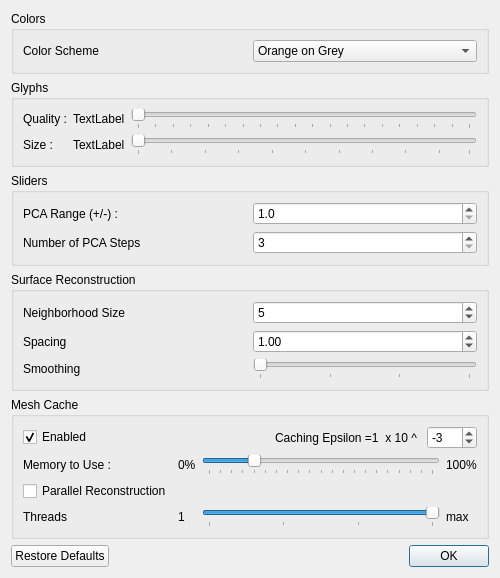
Qt form src/Application/PreferencesWindow.ui (SCIInstitute/ShapeWorks) before a commit.
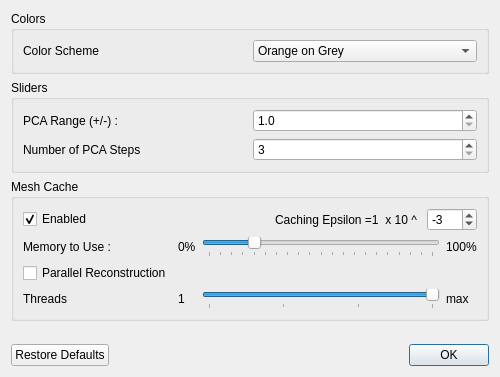
The same form after that commit.

Commit message: working on keeping glyph/pca options in render window shortcuts.

Patch:
```diff
--- a/src/Application/PreferencesWindow.ui
+++ b/src/Application/PreferencesWindow.ui
@@ -7,7 +7,7 @@
     <x>0</x>
     <y>0</y>
     <width>500</width>
-    <height>549</height>
+    <height>377</height>
    </rect>
   </property>
   <property name="windowTitle">
@@ -84,93 +84,6 @@
      </layout>
     </widget>
    </item>
-   <item>
-    <widget class="QGroupBox" name="groupBox_3">
-     <property name="title">
-      <string>Glyphs</string>
-     </property>
-     <layout class="QGridLayout" name="gridLayout_2">
-      <item row="0" column="0">
-       <widget class="QLabel" name="label_5">
-        <property name="text">
-         <string>Quality :</string>
-        </property>
-       </widget>
-      </item>
-      <item row="0" column="1">
-       <widget class="QLabel" name="glyphQualityLabel">
-        <property name="minimumSize">
-         <size>
-          <width>50</width>
-          <height>0</height>
-         </size>
-        </property>
-        <property name="text">
-         <string>TextLabel</string>
-        </property>
-       </widget>
-      </item>
-      <item row="0" column="2">
-       <widget class="QSlider" name="glyph_quality">
-        <property name="minimum">
-         <number>1</number>
-        </property>
-        <property name="maximum">
-         <number>20</number>
-        </property>
-        <property name="orientation">
-         <enum>Qt::Horizontal</enum>
-        </property>
-        <property name="tickPosition">
-         <enum>QSlider::TicksBelow</enum>
-        </property>
-        <property name="tickInterval">
-         <number>1</number>
-        </property>
-       </widget>
-      </item>
-      <item row="1" column="0">
-       <widget class="QLabel" name="label_7">
-        <property name="text">
-         <string>Size :</string>
-        </property>
-       </widget>
-      </item>
-      <item row="1" column="1">
-       <widget class="QLabel" name="glyphSizeLabel">
-        <property name="minimumSize">
-         <size>
-          <width>50</width>
-          <height>0</height>
-         </size>
-        </property>
-        <property name="text">
-         <string>TextLabel</string>
-        </property>
-       </widget>
-      </item>
-      <item row="1" column="2">
-       <widget class="QSlider" name="glyph_size">
-        <property name="minimum">
-         <number>1</number>
-        </property>
-        <property name="maximum">
-         <number>100</number>
-        </property>
-        <property name="orientation">
-         <enum>Qt::Horizontal</enum>
-        </property>
-        <property name="tickPosition">
-         <enum>QSlider::TicksBelow</enum>
-        </property>
-        <property name="tickInterval">
-         <number>10</number>
-        </property>
-       </widget>
-      </item>
-     </layout>
-    </widget>
-   </item>
    <item>
     <widget class="QGroupBox" name="groupBox_4">
      <property name="title">
@@ -221,94 +134,6 @@
      </layout>
     </widget>
    </item>
-   <item>
-    <widget class="QGroupBox" name="groupBox_5">
-     <property name="title">
-      <string>Surface Reconstruction</string>
-     </property>
-     <layout class="QVBoxLayout" name="verticalLayout_7">
-      <item>
-       <layout class="QGridLayout" name="gridLayout_7">
-        <property name="spacing">
-         <number>6</number>
-        </property>
-        <item row="0" column="0">
-         <widget class="QLabel" name="label_16">
-          <property name="minimumSize">
-           <size>
-            <width>50</width>
-            <height>0</height>
-           </size>
-          </property>
-          <property name="layoutDirection">
-           <enum>Qt::LeftToRight</enum>
-          </property>
-          <property name="text">
-           <string>Neighborhood Size</string>
-          </property>
-         </widget>
-        </item>
-        <item row="1" column="0">
-         <widget class="QLabel" name="label_17">
-          <property name="text">
-           <string>Spacing</string>
-          </property>
-         </widget>
-        </item>
-        <item row="0" column="1">
-         <widget class="QSpinBox" name="neighborhoodSpinBox">
-          <property name="enabled">
-           <bool>true</bool>
-          </property>
-          <property name="value">
-           <number>5</number>
-          </property>
-         </widget>
-        </item>
-        <item row="1" column="1">
-         <widget class="QDoubleSpinBox" name="spacingSpinBox">
-          <property name="enabled">
-           <bool>true</bool>
-          </property>
-          <property name="value">
-           <double>1.000000000000000</double>
-          </property>
-         </widget>
-        </item>
-        <item row="2" column="0">
-         <widget class="QLabel" name="smoothingLabel_2">
-          <property name="text">
-           <string>Smoothing</string>
-          </property>
-         </widget>
-        </item>
-        <item row="2" column="1">
-         <widget class="QSlider" name="smoothingSlider">
-          <property name="sizePolicy">
-           <sizepolicy hsizetype="Preferred" vsizetype="Fixed">
-            <horstretch>0</horstretch>
-            <verstretch>0</verstretch>
-           </sizepolicy>
-          </property>
-          <property name="maximum">
-           <number>3</number>
-          </property>
-          <property name="pageStep">
-           <number>1</number>
-          </property>
-          <property name="orientation">
-           <enum>Qt::Horizontal</enum>
-          </property>
-          <property name="tickPosition">
-           <enum>QSlider::TicksBelow</enum>
-          </property>
-         </widget>
-        </item>
-       </layout>
-      </item>
-     </layout>
-    </widget>
-   </item>
    <item>
     <widget class="QGroupBox" name="groupBox">
      <property name="title">
```
The commit also changes 8 other files.
